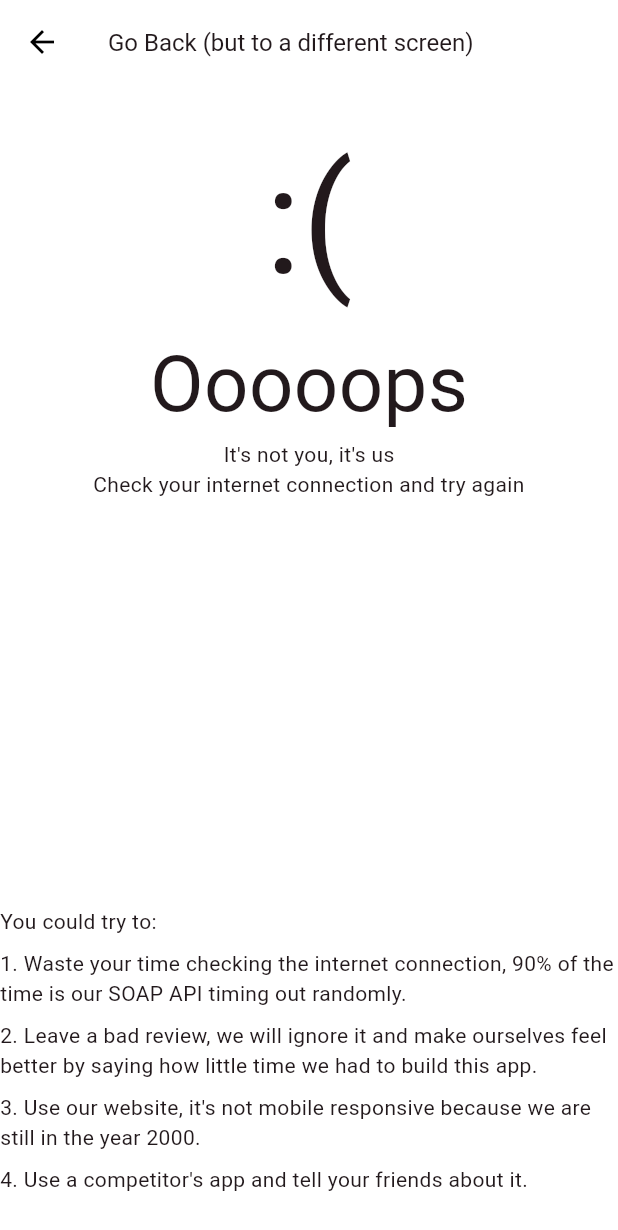
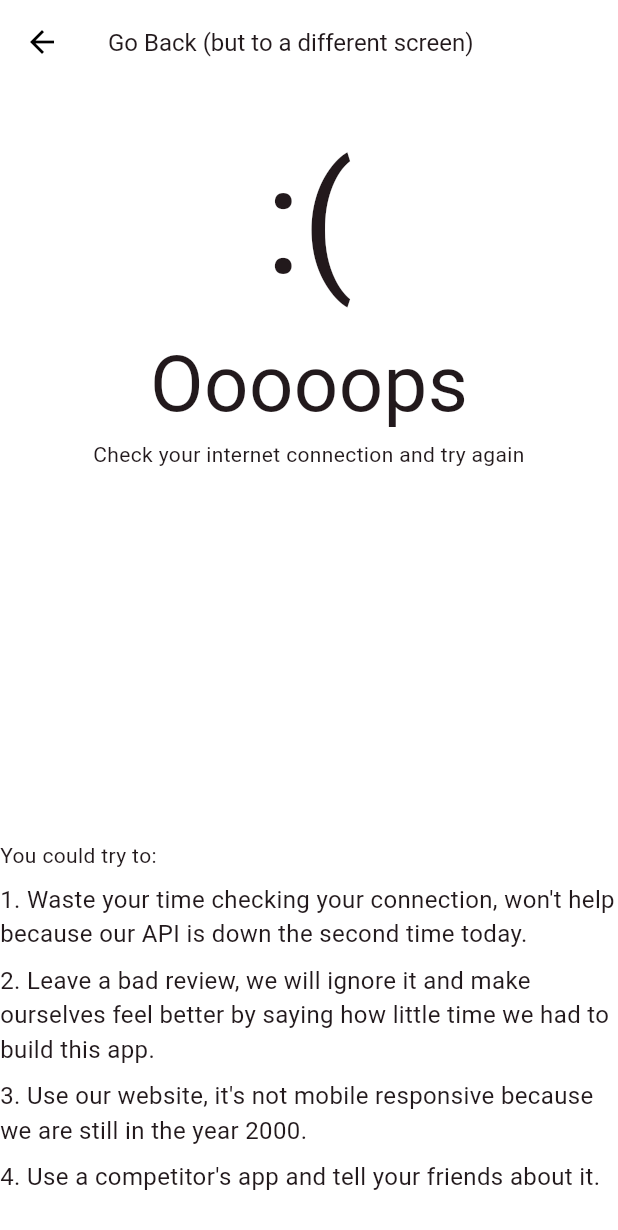
Before and after one commit to adrian-antoci/Confuso-App, a Flutter app: the NoInternetScreen screen opened directly, on a phone screen of 412 x 824 dp. Shown: the top 1230 px of the screen. Run offline on Flutter 3.47's test engine with Material 3 defaults, Android fonts, the phone set to English and light mode, and no system bars; our stand-ins replace flutter_svg, google_fonts, marquee.

Commit message:
improve screens UI

```diff
--- a/lib/screens/no_internet_screen.dart
+++ b/lib/screens/no_internet_screen.dart
@@ -1,6 +1,6 @@
 import 'package:flutter/material.dart';
 import 'package:mystery_app/main.dart';
-import 'package:mystery_app/screens/slow_api_screen.dart';
+import 'package:mystery_app/screens/tutorial_screen.dart';
 
 class NoInternetScreen extends StatelessWidget {
   const NoInternetScreen({super.key});
@@ -13,7 +13,7 @@ class NoInternetScreen extends StatelessWidget {
         centerTitle: false,
         leading: IconButton(
           icon: Icon(Icons.arrow_back, color: Colors.black),
-          onPressed: () => context.push(screen: SlowApiScreen()),
+          onPressed: () => context.push(screen: TutorialScreen()),
         ),
       ),
       body: Column(
@@ -26,7 +26,6 @@ class NoInternetScreen extends StatelessWidget {
               children: [
                 Text(":(", style: TextStyle(fontSize: 100)),
                 Text("Ooooops", style: TextStyle(fontSize: 52)),
-                Text("It's not you, it's us"),
                 Text("Check your internet connection and try again", textAlign: TextAlign.center),
               ],
             ),
@@ -37,18 +36,18 @@ class NoInternetScreen extends StatelessWidget {
             children: [
               Text("You could try to:"),
               Text(
-                "1. Waste your time checking the internet connection, 90% of the time is our SOAP API timing out randomly.",
-                style: TextStyle(fontSize: 14),
+                "1. Waste your time checking your connection, won't help because our API is down the second time today.",
+                style: TextStyle(fontSize: 16),
               ),
               Text(
                 "2. Leave a bad review, we will ignore it and make ourselves feel better by saying how little time we had to build this app.",
-                style: TextStyle(fontSize: 14),
+                style: TextStyle(fontSize: 16),
               ),
               Text(
                 "3. Use our website, it's not mobile responsive because we are still in the year 2000.",
-                style: TextStyle(fontSize: 14),
+                style: TextStyle(fontSize: 16),
               ),
-              Text("4. Use a competitor's app and tell your friends about it.", style: TextStyle(fontSize: 14)),
+              Text("4. Use a competitor's app and tell your friends about it.", style: TextStyle(fontSize: 16)),
               SizedBox(height: 20),
             ],
           ),
--- a/lib/screens/privacy_screen.dart
+++ b/lib/screens/privacy_screen.dart
@@ -1,6 +1,7 @@
 import 'package:flutter/cupertino.dart';
 import 'package:flutter/material.dart';
 import 'package:mystery_app/main.dart';
+import 'package:mystery_app/screens/registration_screen.dart';
 import 'package:mystery_app/screens/tutorial_screen.dart';
 
 class PrivacyScreen extends StatefulWidget {
@@ -53,7 +54,7 @@ class _PrivacyScreenState extends State<PrivacyScreen> {
             text: 'Accept 1,345 trackers and 1 virus',
             onTap: () {
               if (_toggle1 && _toggle2) {
-                context.push(screen: TutorialScreen());
+                context.push(screen: RegistrationScreen());
               }
             },
           ),
@@ -65,13 +66,12 @@ class _PrivacyScreenState extends State<PrivacyScreen> {
         children: [
           AppLogo(logoOnly: true),
           Text("We care about your privacy", textAlign: TextAlign.center, style: TextStyle(fontSize: 32)),
-          Text("In reality GDPR law forces us to put this message.", textAlign: TextAlign.center),
           Text(
-            "We will track you regardless of your choice because we are convinced users don’t know what they want",
+            "In reality we will track you regardless of your choice because we are convinced users don’t know what they want.",
             textAlign: TextAlign.center,
           ),
           Text(
-            "...and there is virtually no way you can check what we do behind the scenes...so trust us?",
+            "...and there is virtually no way you can check what happens behind the scenes...so trust us?",
             textAlign: TextAlign.center,
           ),
           SizedBox(height: 100),
--- a/lib/screens/registration_screen.dart
+++ b/lib/screens/registration_screen.dart
@@ -67,17 +67,17 @@ class _RegistrationScreenState extends State<RegistrationScreen> {
           ),
           TextField(
             decoration: InputDecoration(
-              prefixIcon: Icon(Icons.cake),
+              prefixIcon: Icon(Icons.email),
               border: OutlineInputBorder(borderRadius: BorderRadius.circular(10.0)),
               filled: true,
               hintStyle: TextStyle(color: Colors.grey[800]),
-              hintText: "Imagine your date of birth",
+              hintText: "Imagine your email",
               fillColor: Colors.white70,
             ),
           ),
           if (_errorDisplayed)
             Text(
-              "To proceed please close your eyes and imagine your date of birth then try again.",
+              "To proceed please close your eyes and imagine your email then try again.",
               style: TextStyle(fontSize: 14, color: Colors.red),
             ),
         ],
--- a/lib/screens/welcome_screen.dart
+++ b/lib/screens/welcome_screen.dart
@@ -1,5 +1,6 @@
 import 'package:flutter/material.dart';
 import 'package:mystery_app/main.dart';
+import 'package:mystery_app/screens/privacy_screen.dart';
 import 'package:mystery_app/screens/registration_screen.dart';
 
 class WelcomeScreen extends StatelessWidget {
@@ -12,8 +13,8 @@ class WelcomeScreen extends StatelessWidget {
         spacing: 16,
         mainAxisSize: MainAxisSize.min,
         children: [
-          PrimaryButton(text: 'Cancel', onTap: () => context.push(screen: RegistrationScreen())),
-          PrimaryButton(text: 'Why', outlined: true, onTap: () => context.push(screen: RegistrationScreen())),
+          PrimaryButton(text: 'Cancel', onTap: () => context.push(screen: PrivacyScreen())),
+          PrimaryButton(text: 'Why', outlined: true, onTap: () => context.push(screen: PrivacyScreen())),
         ],
       ),
       body: Column(
```
